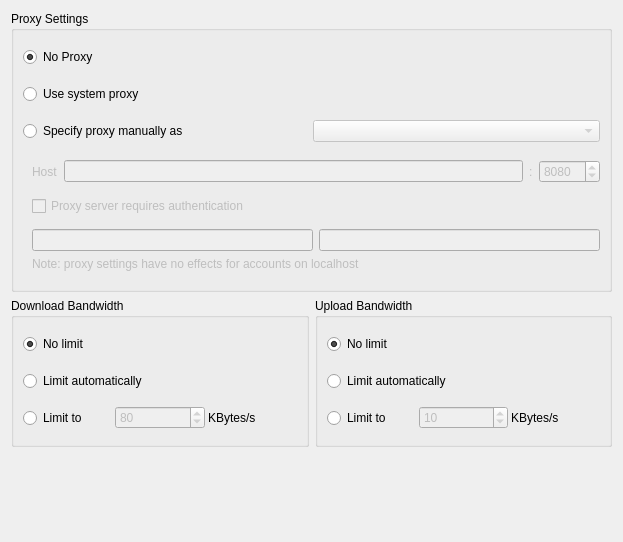
Above: src/gui/networksettings.ui from CSG-Development/owncloud-client before the change. Below: the same form after it.
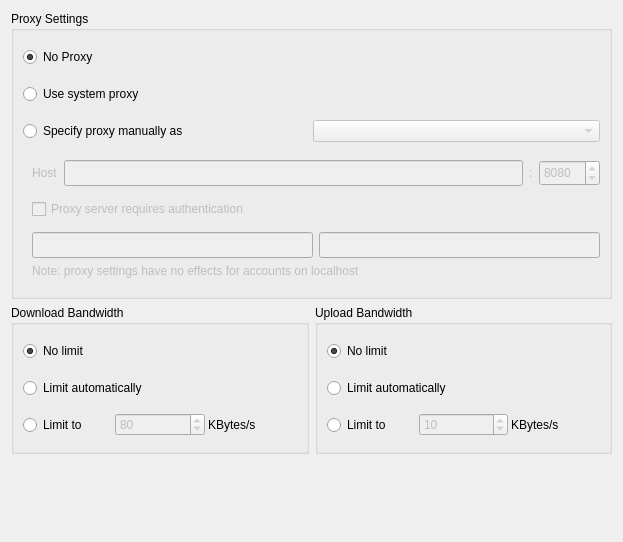
That is the form after the change. Custom widgets are drawn as their Qt base class.

```diff
--- a/src/gui/networksettings.ui
+++ b/src/gui/networksettings.ui
@@ -148,11 +148,17 @@
            <item>
             <widget class="QLineEdit" name="hostLineEdit">
              <property name="sizePolicy">
-              <sizepolicy hsizetype="MinimumExpanding" vsizetype="Fixed">
+              <sizepolicy hsizetype="MinimumExpanding" vsizetype="Preferred">
                <horstretch>0</horstretch>
                <verstretch>0</verstretch>
               </sizepolicy>
              </property>
+             <property name="minimumSize">
+              <size>
+               <width>0</width>
+               <height>26</height>
+              </size>
+             </property>
              <property name="text">
               <string/>
              </property>
@@ -168,7 +174,7 @@
            <item>
             <widget class="QSpinBox" name="portSpinBox">
              <property name="sizePolicy">
-              <sizepolicy hsizetype="Maximum" vsizetype="Fixed">
+              <sizepolicy hsizetype="Maximum" vsizetype="Preferred">
                <horstretch>0</horstretch>
                <verstretch>0</verstretch>
               </sizepolicy>
@@ -231,6 +237,18 @@
             </property>
             <item>
              <widget class="QLineEdit" name="userLineEdit">
+              <property name="sizePolicy">
+               <sizepolicy hsizetype="Expanding" vsizetype="Preferred">
+                <horstretch>0</horstretch>
+                <verstretch>0</verstretch>
+               </sizepolicy>
+              </property>
+              <property name="minimumSize">
+               <size>
+                <width>0</width>
+                <height>26</height>
+               </size>
+              </property>
               <property name="text">
                <string/>
               </property>
@@ -238,6 +256,18 @@
             </item>
             <item>
              <widget class="QLineEdit" name="passwordLineEdit">
+              <property name="sizePolicy">
+               <sizepolicy hsizetype="Expanding" vsizetype="Preferred">
+                <horstretch>0</horstretch>
+                <verstretch>0</verstretch>
+               </sizepolicy>
+              </property>
+              <property name="minimumSize">
+               <size>
+                <width>0</width>
+                <height>26</height>
+               </size>
+              </property>
               <property name="text">
                <string/>
               </property>
```
